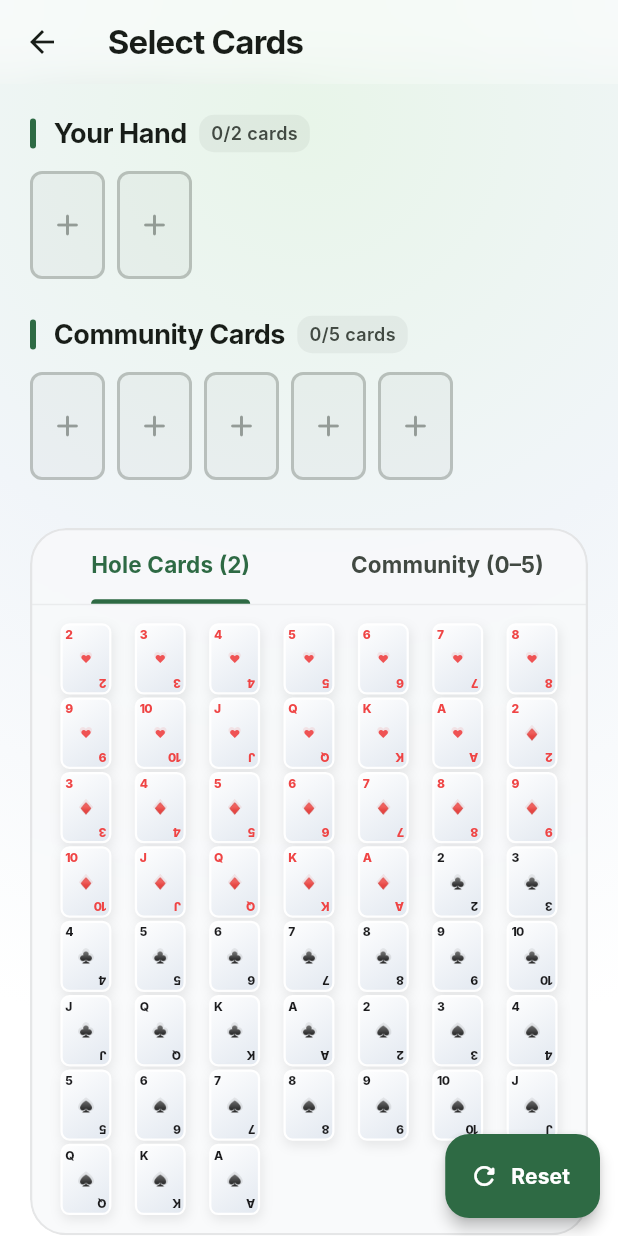
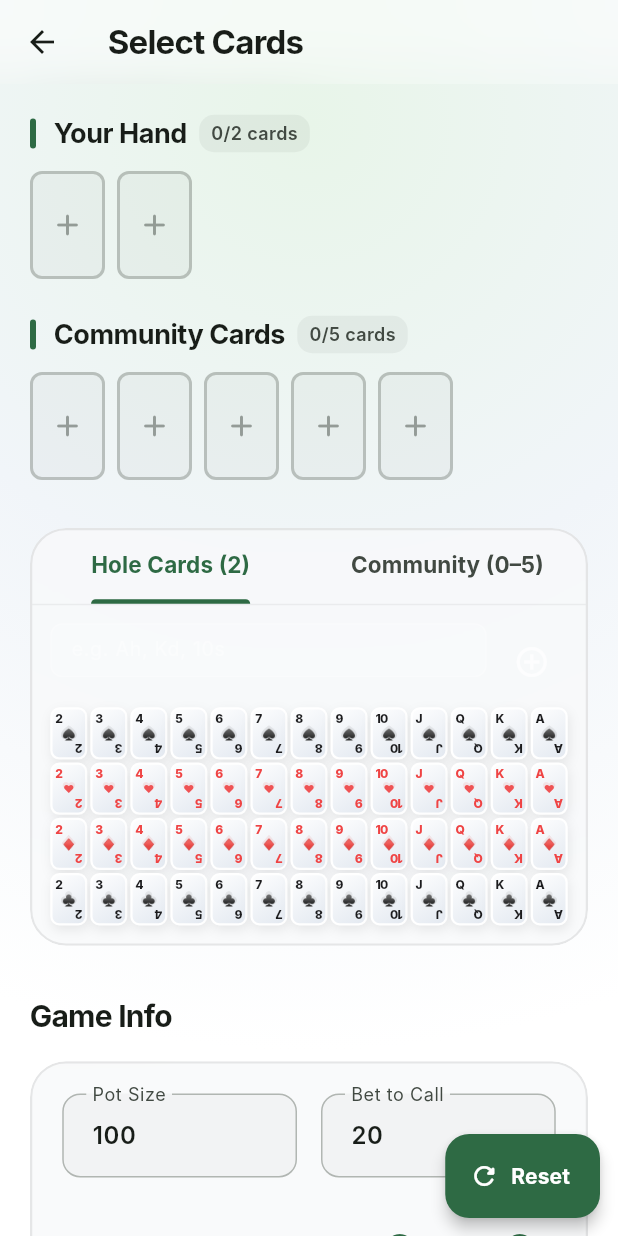
Before and after one commit to kvesen/PokerHandSuggester, a Flutter app: the ManualInputScreen screen opened directly, on a phone screen of 412 x 824 dp. Run offline on Flutter 3.47's test engine with Material 3 defaults, Android fonts, the phone set to English and light mode, and no system bars; our stand-ins replace camera, image_picker, permission_handler, shared_preferences; missing offline and left inert: google_mlkit_text_recognition; accounts and stored records are empty; Roboto replaces fonts that are missing (Inter).

Commit message:
Reorganise CardSelector into fixed 13-col × 4-row grid with text input
Co-authored-by: kvesen <267813801+kvesen@users.noreply.github.com>
Agent-Logs-Url: https://github.com/kvesen/PokerHandSuggester/sessions/7e7f06b3-cb8c-400f-9cd0-7a95c352e549

```diff
--- a/lib/ui/widgets/card_selector.dart
+++ b/lib/ui/widgets/card_selector.dart
@@ -1,4 +1,4 @@
-/// Interactive card picker — grid of all 52 cards.
+/// Interactive card picker — fixed 13-column × 4-row grid of all 52 cards.
 library;
 
 import 'package:flutter/material.dart';
@@ -6,13 +6,19 @@ import 'package:flutter/material.dart';
 import '../../models/card.dart';
 import 'card_widget.dart';
 
-/// A scrollable grid showing all 52 cards. Tapping a card toggles its
-/// selected state. [selectedCards] is the external selection state;
-/// [onCardToggled] is called whenever the user taps a card.
+/// A grid showing all 52 cards in a fixed 13-column (rank) × 4-row (suit)
+/// layout. Columns run 2 → A (small cards on the left, big on the right);
+/// rows run ♠ → ♥ → ♦ → ♣.
+///
+/// Tapping a card toggles its selected state. [selectedCards] is the external
+/// selection state; [onCardToggled] is called whenever the user taps a card.
+///
+/// A text-input row above the grid lets the user type shorthand notation
+/// (e.g. `Ah`, `Kd`, `10s`, `5c`) to select cards without tapping.
 ///
 /// [disabledCards] – cards that cannot be selected (already used elsewhere).
 /// [maxSelectable] – maximum cards that can be selected at once.
-class CardSelector extends StatelessWidget {
+class CardSelector extends StatefulWidget {
   const CardSelector({
     super.key,
     required this.selectedCards,
@@ -27,42 +33,208 @@ class CardSelector extends StatelessWidget {
   final int maxSelectable;
 
   @override
+  State<CardSelector> createState() => _CardSelectorState();
+}
+
+class _CardSelectorState extends State<CardSelector> {
+  final _textController = TextEditingController();
+  String? _errorText;
+
+  // Fixed rank order: 2 (left) → A (right).
+  static const _rankOrder = [
+    Rank.two,
+    Rank.three,
+    Rank.four,
+    Rank.five,
+    Rank.six,
+    Rank.seven,
+    Rank.eight,
+    Rank.nine,
+    Rank.ten,
+    Rank.jack,
+    Rank.queen,
+    Rank.king,
+    Rank.ace,
+  ];
+
+  // Fixed suit order: ♠ → ♥ → ♦ → ♣ (top to bottom).
+  static const _suitOrder = [
+    Suit.spades,
+    Suit.hearts,
+    Suit.diamonds,
+    Suit.clubs,
+  ];
+
+  /// Builds the 52-card deck in row-major order so that grid index [i] maps to
+  /// `suit = _suitOrder[i ~/ 13]` (row) and `rank = _rankOrder[i % 13]` (column).
+  List<PokerCard> _buildDeck() => [
+        for (final suit in _suitOrder)
+          for (final rank in _rankOrder) PokerCard(suit: suit, rank: rank),
+      ];
+
+  // Matches shorthand card notation, e.g. "Ah", "10s", "kD".
+  static final _cardNotationRegex =
+      RegExp(r'^(10|[2-9TtJjQqKkAa])([HhDdCcSs])$');
+
+  /// Parses shorthand notation such as `Ah`, `Kd`, `10s`, `5c` into a
+  /// [PokerCard]. Returns `null` if the input is not a valid card string.
+  PokerCard? _parseInput(String input) {
+    final s = input.trim();
+    if (s.isEmpty) return null;
+
+    final match = _cardNotationRegex.firstMatch(s);
+    if (match == null) return null;
+
+    final rankStr = match.group(1)!.toUpperCase();
+    final suitStr = match.group(2)!.toLowerCase();
+
+    final rank = switch (rankStr) {
+      '2' => Rank.two,
+      '3' => Rank.three,
+      '4' => Rank.four,
+      '5' => Rank.five,
+      '6' => Rank.six,
+      '7' => Rank.seven,
+      '8' => Rank.eight,
+      '9' => Rank.nine,
+      '10' || 'T' => Rank.ten,
+      'J' => Rank.jack,
+      'Q' => Rank.queen,
+      'K' => Rank.king,
+      'A' => Rank.ace,
+      _ => null,
+    };
+
+    final suit = switch (suitStr) {
+      'h' => Suit.hearts,
+      'd' => Suit.diamonds,
+      'c' => Suit.clubs,
+      's' => Suit.spades,
+      _ => null,
+    };
+
+    if (rank == null || suit == null) return null;
+    return PokerCard(suit: suit, rank: rank);
+  }
+
+  void _submit() {
+    final card = _parseInput(_textController.text);
+    if (card == null) {
+      setState(() => _errorText = 'Invalid card — try Ah, Kd, 10s, 5c');
+      return;
+    }
+    if (widget.disabledCards.contains(card)) {
+      setState(() => _errorText = 'Card already used elsewhere');
+      return;
+    }
+    if (widget.selectedCards.contains(card)) {
+      setState(() => _errorText = 'Card already selected');
+      return;
+    }
+    if (widget.selectedCards.length >= widget.maxSelectable) {
+      setState(() => _errorText = 'Maximum cards already selected');
+      return;
+    }
+    setState(() => _errorText = null);
+    _textController.clear();
+    widget.onCardToggled(card);
+  }
+
+  @override
+  void dispose() {
+    _textController.dispose();
+    super.dispose();
+  }
+
+  @override
   Widget build(BuildContext context) {
-    final deck = PokerCard.fullDeck();
+    final deck = _buildDeck();
 
-    return LayoutBuilder(
-      builder: (context, constraints) {
-        // Dynamic column count: clamp between 4 (one per suit, readable on
-        // very narrow screens) and 13 (one per rank, full-deck layout on wide
-        // screens). Each cell is ≥ 44 dp wide to meet the 48 dp touch-target
-        // recommendation with a small margin for spacing.
-        final int crossCount =
-            (constraints.maxWidth / 44).floor().clamp(4, 13);
+    return Column(
+      crossAxisAlignment: CrossAxisAlignment.stretch,
+      children: [
+        // ── Text-input row ──────────────────────────────────────────────────
+        Row(
+          crossAxisAlignment: CrossAxisAlignment.start,
+          children: [
+            Expanded(
+              child: TextField(
+                controller: _textController,
+                textCapitalization: TextCapitalization.characters,
+                decoration: InputDecoration(
+                  hintText: 'e.g. Ah, Kd, 10s',
+                  hintStyle: const TextStyle(color: Colors.white38, fontSize: 13),
+                  isDense: true,
+                  contentPadding:
+                      const EdgeInsets.symmetric(horizontal: 10, vertical: 8),
+                  border: OutlineInputBorder(
+                    borderRadius: BorderRadius.circular(8),
+                    borderSide: const BorderSide(color: Colors.white24),
+                  ),
+                  enabledBorder: OutlineInputBorder(
+                    borderRadius: BorderRadius.circular(8),
+                    borderSide: const BorderSide(color: Colors.white24),
+                  ),
+                  focusedBorder: OutlineInputBorder(
+                    borderRadius: BorderRadius.circular(8),
+                    borderSide: const BorderSide(color: Colors.white54),
+                  ),
+                  errorBorder: OutlineInputBorder(
+                    borderRadius: BorderRadius.circular(8),
+                    borderSide: const BorderSide(color: Colors.redAccent),
+                  ),
+                  focusedErrorBorder: OutlineInputBorder(
+                    borderRadius: BorderRadius.circular(8),
+                    borderSide: const BorderSide(color: Colors.redAccent),
+                  ),
+                  filled: true,
+                  fillColor: Colors.white10,
+                  errorText: _errorText,
+                  errorStyle: const TextStyle(fontSize: 11),
+                ),
+                style: const TextStyle(color: Colors.white, fontSize: 13),
+                onChanged: (_) {
+                  if (_errorText != null) setState(() => _errorText = null);
+                },
+                onSubmitted: (_) => _submit(),
+              ),
+            ),
+            const SizedBox(width: 6),
+            Padding(
+              padding: const EdgeInsets.only(top: 2),
+              child: IconButton(
+                onPressed: _submit,
+                icon: const Icon(Icons.add_circle_outline, color: Colors.white70),
+                tooltip: 'Add card',
+                padding: const EdgeInsets.all(4),
+                constraints: const BoxConstraints(minWidth: 36, minHeight: 36),
+              ),
+            ),
+          ],
+        ),
+        const SizedBox(height: 6),
 
-        return GridView.builder(
+        // ── Card grid: 13 columns (rank 2→A) × 4 rows (suit ♠♥♦♣) ─────────
+        GridView.builder(
           shrinkWrap: true,
           padding: EdgeInsets.zero,
           physics: const NeverScrollableScrollPhysics(),
-          gridDelegate: SliverGridDelegateWithFixedCrossAxisCount(
-            crossAxisCount: crossCount,
-            childAspectRatio: 1.0,
+          gridDelegate: const SliverGridDelegateWithFixedCrossAxisCount(
+            crossAxisCount: 13,
+            childAspectRatio: 34 / 48, // matches CardSize.tiny (34×48)
             crossAxisSpacing: 2.0,
             mainAxisSpacing: 2.0,
           ),
           itemCount: deck.length,
           itemBuilder: (context, index) {
             final card = deck[index];
-            final isSelected = selectedCards.contains(card);
-            final isDisabled = disabledCards.contains(card) ||
-                (!isSelected && selectedCards.length >= maxSelectable);
+            final isSelected = widget.selectedCards.contains(card);
+            final isDisabled = widget.disabledCards.contains(card) ||
+                (!isSelected && widget.selectedCards.length >= widget.maxSelectable);
 
             // Stagger the entry animation by varying duration per card index,
             // so cards animate in sequentially rather than all at once.
-            return SizedBox(
-              width: 48,
-              height: 48,
-              child: Center(
-                child: TweenAnimationBuilder<double>(
+            return TweenAnimationBuilder<double>(
               tween: Tween(begin: 0.0, end: isDisabled ? 0.2 : 1.0),
               duration:
                   Duration(milliseconds: 250 + (index * 8).clamp(0, 200)),
@@ -77,15 +249,13 @@ class CardSelector extends StatelessWidget {
                   card: card,
                   selected: isSelected,
                   size: CardSize.tiny,
-                      onTap: isDisabled ? null : () => onCardToggled(card),
-                    ),
-                  ),
+                  onTap: isDisabled ? null : () => widget.onCardToggled(card),
                 ),
               ),
             );
           },
-        );
-      },
+        ),
+      ],
     );
   }
 }
```
Lines whose indentation alone changed are shown as unchanged.
